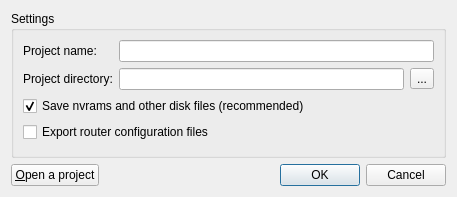
This is src/GNS3/Ui/Form_NewProject.ui in GNS3/gns3-legacy as Qt 5 draws it before an edit. The edited form follows.
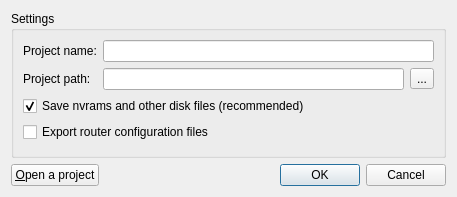
This is the edited form. Icons and pictures are not drawn.

Commit message: [*] Changes on project dialog

What changed in the file:
```diff
--- a/src/GNS3/Ui/Form_NewProject.ui
+++ b/src/GNS3/Ui/Form_NewProject.ui
@@ -58,7 +58,7 @@
       <item row="1" column="0">
        <widget class="QLabel" name="label">
         <property name="text">
-         <string>Project directory:</string>
+         <string>Project path:</string>
         </property>
        </widget>
       </item>
```
The commit also changes 33 other files.
